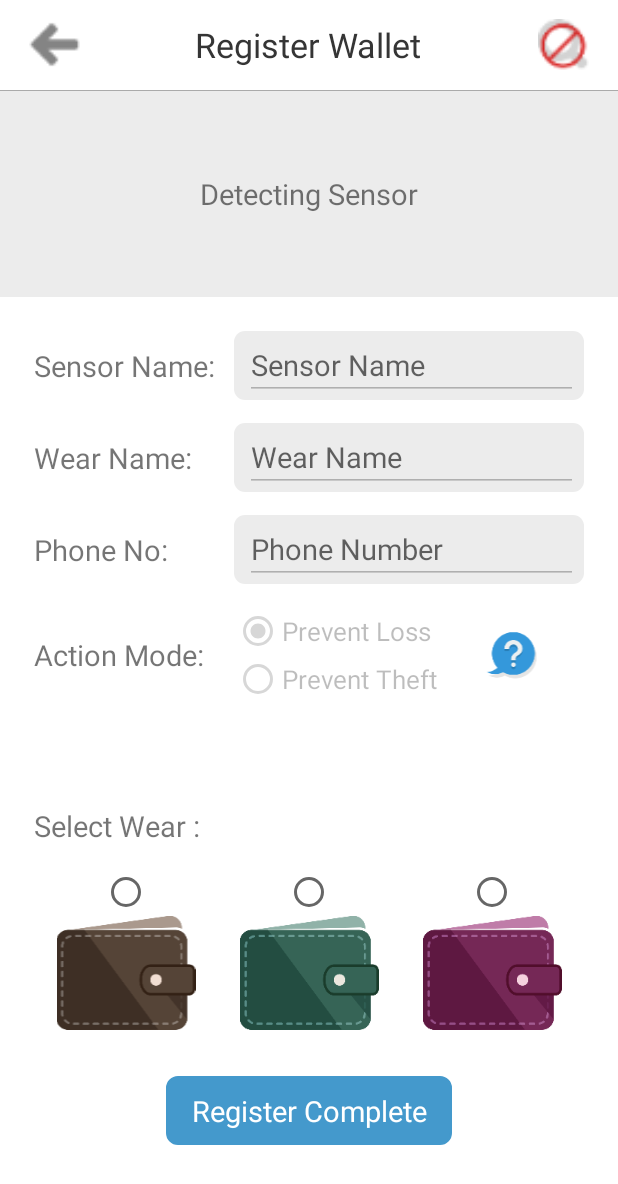
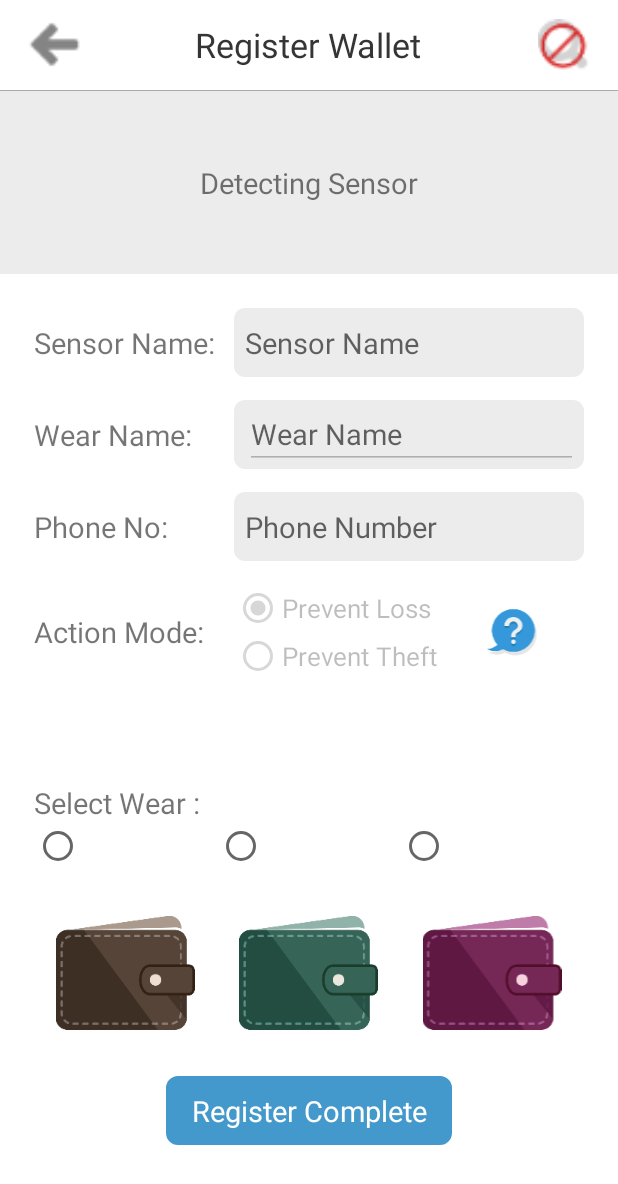
Before and after one commit to whwlgod89/we, an Android app: the AddActivity screen opened directly, with no data from a screen before it, on a phone screen of 412 x 824 dp. Shown: the top 1184 px of the screen. Run offline under Robolectric (Android 15) with nearby library versions, the phone set to English and light mode, and no system bars; our stand-ins replace ButterKnife; 1 statement that could not run was skipped.

Commit message:
이미지 등록

```diff
--- a/app/src/main/java/kr/co/theunify/wear/Const.java
+++ b/app/src/main/java/kr/co/theunify/wear/Const.java
@@ -67,4 +67,7 @@ public class Const {
     public static final int THEFT_LEVEL_LOW = -75;
     public static final int THEFT_LEVEL_MID = -85;
     public static final int THEFT_LEVEL_HIGH = -100;
+
+    //wallet color
+    public static final String WALLET_COLOR ="WALLET_COLOR";
 }
--- a/app/src/main/java/kr/co/theunify/wear/WearApp.java
+++ b/app/src/main/java/kr/co/theunify/wear/WearApp.java
@@ -59,12 +59,13 @@ public class WearApp extends Application {
      * 센서 추가하기
      * @param sensorId      address
      * @param sensorName    지정한 이름
+     * @param wearName      지갑이름
      * @param phoneNumber   전화번호
      * @param actionMode    설정 모드
      * @param rssi          rssi 값 - 도난 모드에서
      */
-    public void addSensor(String sensorId, String sensorName, String phoneNumber, int actionMode, int rssi) {
-        SensorInfo info = new SensorInfo(sensorId, sensorName, phoneNumber, actionMode, rssi);
+    public void addSensor(String sensorId, String sensorName, String wearName,String phoneNumber, int actionMode, int rssi) {
+        SensorInfo info = new SensorInfo(sensorId, sensorName,wearName,phoneNumber, actionMode, rssi);
         Sensor sensor = new Sensor(info);
         insertSensor(sensor);           // 등록된 센서 목록 관리 DB에 추가
         mAllSensors.add(sensor);        // 센서 목록 관리 메모리에 추가 (처음 실행시에 DB 에서 로드)
--- a/app/src/main/java/kr/co/theunify/wear/activity/AddActivity.java
+++ b/app/src/main/java/kr/co/theunify/wear/activity/AddActivity.java
@@ -11,13 +11,12 @@ import android.content.pm.PackageManager;
 import android.os.Bundle;
 import android.os.Handler;
 import android.os.Message;
-import android.support.annotation.RequiresPermission;
 import android.support.v4.app.ActivityCompat;
-import android.support.v4.content.ContextCompat;
 import android.telephony.TelephonyManager;
 import android.util.Log;
 import android.view.View;
 import android.view.WindowManager;
+import android.widget.CompoundButton;
 import android.widget.EditText;
 import android.widget.ImageView;
 import android.widget.LinearLayout;
@@ -30,6 +29,7 @@ import android.widget.Toast;
 
 import butterknife.BindView;
 import butterknife.ButterKnife;
+import butterknife.OnCheckedChanged;
 import butterknife.OnClick;
 import butterknife.OnItemClick;
 import kr.co.theunify.wear.Const;
@@ -43,7 +43,7 @@ import kr.co.theunify.wear.view.TitlebarView;
 /**
  * 지갑 추가 화면
  */
-public class AddActivity extends BaseActivity {
+public class AddActivity extends BaseActivity  {
 
 
     private String TAG = AddActivity.class.getSimpleName();
@@ -57,54 +57,49 @@ public class AddActivity extends BaseActivity {
     TitlebarView v_titlebar;
 
     // 리스트
-    @BindView(R.id.txt_empty)
-    TextView txt_empty;
-    @BindView(R.id.list_sensor)
-    ListView list_sensor;
+    @BindView(R.id.txt_empty)       TextView txt_empty;
+    @BindView(R.id.list_sensor)     ListView list_sensor;
 
     // 이름 입력
-    @BindView(R.id.edt_name)
-    EditText edt_name;
-    @BindView(R.id.edt_Wear_name)
-    EditText edt_Wear_name;
-    @BindView(R.id.del_name)
-    ImageView del_name;
+    @BindView(R.id.edt_name)        EditText edt_name;
+    @BindView(R.id.edt_Wear_name)   EditText edt_Wear_name;
+    @BindView(R.id.del_name)        ImageView del_name;
 
     // 전화번호 입력
-    @BindView(R.id.edt_phone)
-    EditText edt_phone;
-    @BindView(R.id.del_phone)
-    ImageView del_phone;
+    @BindView(R.id.edt_phone)       EditText edt_phone;
+    @BindView(R.id.del_phone)       ImageView del_phone;
+
 
     // 모드 선택 라디오
-    @BindView(R.id.rg_mode)
-    RadioGroup rg_mode;
-    @BindView(R.id.radio_lost)
-    RadioButton radio_lost;
-    @BindView(R.id.radio_steal)
-    RadioButton radio_steal;
+    @BindView(R.id.rg_mode)         RadioGroup rg_mode;
+    @BindView(R.id.radio_lost)      RadioButton radio_lost;
+    @BindView(R.id.radio_steal)     RadioButton radio_steal;
 
-    @BindView(R.id.layout_rssi)
-    LinearLayout layout_rssi;
-    @BindView(R.id.delete_layout)
-    LinearLayout delete_layout;
+    @BindView(R.id.layout_rssi)     LinearLayout layout_rssi;
+    @BindView(R.id.btn_question)    LinearLayout btn_question;
+    @BindView(R.id.delete_layout)   LinearLayout delete_layout;
 
-    @BindView(R.id.seekbar_dimming)
-    SeekBar seekbar_dimming;
+    @BindView(R.id.seekbar_dimming) SeekBar seekbar_dimming;
 
-    @BindView(R.id.btn_add)
-    TextView btn_add;
-    @BindView(R.id.btn_delete)
-    TextView btn_delete;
+    @BindView(R.id.btn_add)         TextView btn_add;
+    @BindView(R.id.btn_delete)      TextView btn_delete;
+
+    //  지갑선택
+    @BindView(R.id.rg_wallet)       RadioGroup rg_wallet;
+    @BindView(R.id.radio_brown)     RadioButton radio_brwon;
+    @BindView(R.id.radio_green)     RadioButton radio_green;
+    @BindView(R.id.radio_purple)    RadioButton radio_purple;
+
+
 
     //********************************************************************************
     //  Member Variable
     //********************************************************************************
 
     private Context mContext;
-    private CommonDialog checkphoneDialog;
+    private CommonDialog mBubble;
     private SensorAdapter mAdapter;
-    TelephonyManager telManager;
+
 //    private List<BluetoothDevice> mSensorList;		// 리스트
 
 
@@ -223,6 +218,13 @@ public class AddActivity extends BaseActivity {
         // 스캔하기
         scanLeDevice(true);
     }
+    @OnClick(R.id.btn_question)
+    public void onClickBubble() {
+
+        mBubble = Utils.showPopupDlg(this, "", "",
+                getString(R.string.ok), null, "", null, null);
+    }
+
 
     @OnItemClick(R.id.list_sensor)
     public void onListSensorItemClick(int position) {
@@ -296,8 +298,8 @@ public class AddActivity extends BaseActivity {
                 rssi = Const.THEFT_LEVEL_HIGH;
             }
         }
-
-        addSensor(device, name, wear_name, phone, mode, rssi);
+        String wallet = "gg";
+        addSensor(device, name, wear_name, phone, mode, rssi,wallet);
 
     }
 
@@ -388,7 +390,7 @@ public class AddActivity extends BaseActivity {
      * @param mode
      * @param rssi
      */
-    private void addSensor(final BluetoothDevice device, final String name, final String wear_name, final String phone, final int mode, final int rssi) {
+    private void addSensor(final BluetoothDevice device, final String name, final String wearName, final String phone, final int mode, final int rssi,final String wallet) {
         Utils.showPopupDlg(this, getString(R.string.title_confirm_register), getString(R.string.msg_confirm_register),
                 getResources().getString(R.string.ok), new View.OnClickListener() {
                     @Override
@@ -396,10 +398,11 @@ public class AddActivity extends BaseActivity {
                         Intent intent = new Intent();
                         intent.putExtra(Const.SENSOR_ID, device.getAddress());
                         intent.putExtra(Const.SENSOR_NAME, name);
-                        intent.putExtra(Const.WEAR_NAME, wear_name);
+                        intent.putExtra(Const.WEAR_NAME, wearName);
                         intent.putExtra(Const.PHONE_NUMBER, phone);
                         intent.putExtra(Const.ACTION_MODE, mode);
                         intent.putExtra(Const.RSSI, rssi);
+                        intent.putExtra(Const.WALLET_COLOR, wallet);
                         setResult(Const.RESULT_CODE_OF_SENSOR_ADDED, intent);
                         finish();
                     }
@@ -469,7 +472,6 @@ public class AddActivity extends BaseActivity {
                     });
                 }
             };
-
     private String getPhoneNumber(TelephonyManager telManager) {
         String phoneNumber = "";
         try {
--- a/app/src/main/java/kr/co/theunify/wear/activity/ModifyActivity.java
+++ b/app/src/main/java/kr/co/theunify/wear/activity/ModifyActivity.java
@@ -153,6 +153,7 @@ public class ModifyActivity extends BaseActivity {
     public void onClickBtnAdd() {
 
         String name = edt_name.getText().toString();
+        String wearname = edt_Wear_name.getText().toString();
         if (UString.isEmpty(name)) {
             Toast.makeText(mContext, getString(R.string.msg_check_name), Toast.LENGTH_SHORT).show();
             return;
@@ -177,7 +178,7 @@ public class ModifyActivity extends BaseActivity {
             }
         }
 
-        modifySensor(name, phone, mode, rssi);
+        modifySensor(name, wearname,phone, mode, rssi);
 
     }
 
@@ -228,13 +229,14 @@ public class ModifyActivity extends BaseActivity {
         v_titlebar.setBackVisible(View.VISIBLE);
     }
 
-    private void modifySensor(final String name, final String phone, final int mode, final int rssi) {
+    private void modifySensor(final String name, final String wearnName,final String phone, final int mode, final int rssi) {
         Utils.showPopupDlg(this, getString(R.string.title_confirm_modify), getString(R.string.msg_confirm_modify),
                 getResources().getString(R.string.ok), new View.OnClickListener() {
                     @Override
                     public void onClick(View v) {
                         mSensor.getInfo().setName(name);
                         mSensor.getInfo().setPhone(phone);
+                        mSensor.getInfo().setWearname(wearnName);
                         mSensor.getInfo().setMode(mode);
                         mSensor.getInfo().setRssi(rssi);
                         mApp.updateSensor(mSensor);
--- a/app/src/main/res/layout/a_wallet.xml
+++ b/app/src/main/res/layout/a_wallet.xml
@@ -83,6 +83,7 @@
                         android:layout_width="0dp"
                         android:layout_height="match_parent"
                         android:layout_weight="1"
+                        android:background="@null"
                         android:enabled="false"
                         android:hint="@string/hint_sensor_name"
                         android:inputType="text"
@@ -178,7 +179,8 @@
                         android:hint="@string/hint_phone_number"
                         android:inputType="phone"
                         android:maxLength="16"
-                        android:textSize="@dimen/px50" />
+                        android:textSize="@dimen/px50"
+                        android:background="@null"/>
 
                     <ImageView
                         android:id="@+id/del_phone"
@@ -239,6 +241,7 @@
                     android:orientation="horizontal">
 
                     <ImageView
+                        android:id="@+id/btn_info"
                         android:layout_width="wrap_content"
                         android:layout_height="wrap_content"
                         android:layout_weight="1"
@@ -326,79 +329,77 @@
             <LinearLayout
                 android:layout_width="match_parent"
                 android:layout_height="match_parent"
+                android:orientation="vertical">
+
+                <LinearLayout
+                    android:layout_width="match_parent"
+                    android:layout_height="wrap_content"
+                    android:gravity="top|bottom|left|center_vertical"
                     android:orientation="horizontal">
 
                     <RadioGroup
+                        android:id="@+id/rg_wallet"
+                        android:layout_width="match_parent"
+                        android:layout_height="match_parent"
+                        android:layout_marginTop="@dimen/px40"
+                        android:gravity="center"
+                        android:orientation="horizontal">
+
+
+                        <RadioButton
+                            android:id="@+id/radio_brown"
+                            android:layout_width="wrap_content"
+                            android:layout_height="wrap_content"
+                            android:layout_gravity="center"
+                            android:layout_weight="1"
+                            android:gravity="center" />
+
+                        <RadioButton
+                            android:id="@+id/radio_green"
+                            android:layout_width="wrap_content"
+                            android:layout_height="wrap_content"
+                            android:layout_gravity="center"
+                            android:layout_weight="1"
+                            android:gravity="center" />
+
+                        <RadioButton
+                            android:id="@+id/radio_purple"
+                            android:layout_width="wrap_content"
+                            android:layout_height="wrap_content"
+                            android:layout_gravity="center"
+                            android:layout_weight="1"
+                            android:gravity="center" />
+                    </RadioGroup>
+                </LinearLayout>
+
+                <LinearLayout
                     android:layout_width="match_parent"
                     android:layout_height="match_parent"
                     android:layout_marginTop="@dimen/px40"
                     android:orientation="horizontal">
 
-
-                    <LinearLayout
-                        android:layout_width="match_parent"
-                        android:layout_height="match_parent"
-                        android:layout_weight="1"
-                        android:gravity="center"
-                        android:orientation="vertical">
-
-                        <RadioButton
-                            android:id="@+id/radioButton"
+                    <ImageView
+                        android:id="@+id/imageView"
                         android:layout_width="wrap_content"
                         android:layout_height="wrap_content"
-                            android:layout_weight="1" />
+                        android:layout_weight="1"
+                        app:srcCompat="@drawable/purse_00" />
+
+                    <ImageView
+                        android:id="@+id/imageView2"
+                        android:layout_width="wrap_content"
+                        android:layout_height="wrap_content"
+                        android:layout_weight="1"
+                        app:srcCompat="@drawable/purse_01" />
 
                     <ImageView
                         android:id="@+id/imageView3"
-                            android:layout_width="match_parent"
-                            android:layout_height="wrap_content"
-                            android:layout_weight="1"
-                            app:srcCompat="@drawable/purse_00" />
-                    </LinearLayout>
-
-                    <LinearLayout
-                        android:layout_width="match_parent"
-                        android:layout_height="match_parent"
-                        android:layout_weight="1"
-                        android:gravity="center"
-                        android:orientation="vertical">
-
-                        <RadioButton
-                            android:id="@+id/radioButton2"
                         android:layout_width="wrap_content"
-                            android:layout_height="wrap_content"
-                            android:layout_weight="1" />
-
-                        <ImageView
-                            android:id="@+id/imageView4"
-                            android:layout_width="match_parent"
-                            android:layout_height="wrap_content"
-                            android:layout_weight="1"
-                            app:srcCompat="@drawable/purse_01" />
-                    </LinearLayout>
-
-                    <LinearLayout
-                        android:layout_width="match_parent"
-                        android:layout_height="match_parent"
-                        android:layout_weight="1"
-                        android:gravity="center"
-                        android:orientation="vertical">
-
-                        <RadioButton
-                            android:id="@+id/radioButton3"
-                            android:layout_width="wrap_content"
-                            android:layout_height="wrap_content"
-                            android:layout_weight="1" />
-
-                        <ImageView
-                            android:id="@+id/imageView5"
-                            android:layout_width="match_parent"
                         android:layout_height="wrap_content"
                         android:layout_weight="1"
                         app:srcCompat="@drawable/purse_02" />
                 </LinearLayout>
 
-                </RadioGroup>
             </LinearLayout>
 
             <LinearLayout
--- a/app/src/main/res/layout/a_wearlist.xml
+++ b/app/src/main/res/layout/a_wearlist.xml
@@ -49,6 +49,11 @@
             android:orientation="vertical">
 
             <TextView
+                android:id="@+id/result"
+                android:layout_width="match_parent"
+                android:layout_height="wrap_content" />
+
+            <TextView
                 android:id="@+id/btn_add"
                 android:layout_width="@dimen/px500"
                 android:layout_height="@dimen/px120"
```
Also changed, not shown: app/src/main/java/kr/co/theunify/wear/activity/WearListActivity.java (+19 -0 lines), app/src/main/java/kr/co/theunify/wear/data/SensorInfo.java (+13 -1 lines), app/src/main/java/kr/co/theunify/wear/sensor/Sensor.java (+5 -2 lines). Lines whose indentation alone changed are shown as unchanged.
